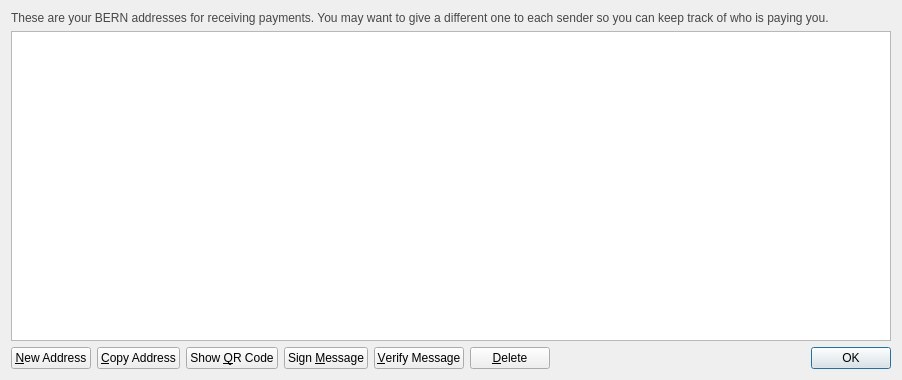
Before: the Qt Designer form src/qt/forms/addressbookpage.ui in BERNiecoin/BERNcash, drawn with Qt 5.
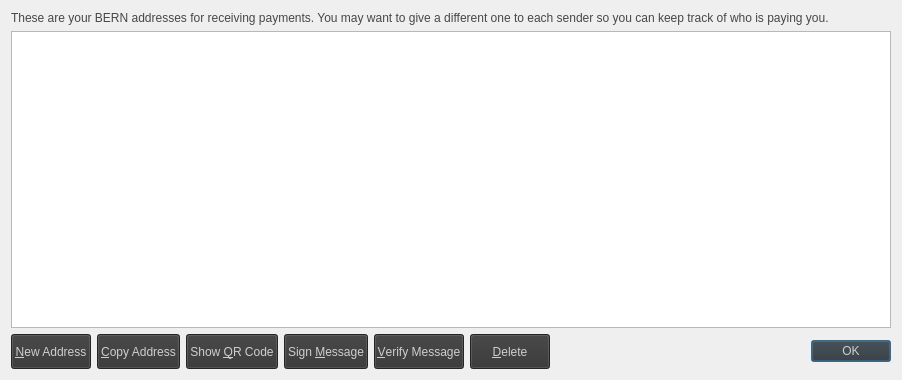
After: the same form once the commit is applied. Icons and pictures are not drawn.

Patch:
```diff
--- a/src/qt/forms/addressbookpage.ui
+++ b/src/qt/forms/addressbookpage.ui
@@ -62,9 +62,18 @@
     <layout class="QHBoxLayout" name="horizontalLayout">
      <item>
       <widget class="QPushButton" name="newAddressButton">
+       <property name="minimumSize">
+        <size>
+         <width>0</width>
+         <height>35</height>
+        </size>
+       </property>
        <property name="toolTip">
         <string>Create a new address</string>
        </property>
+       <property name="styleSheet">
+        <string notr="true">background-color:#333333; color:#cecece;</string>
+       </property>
        <property name="text">
         <string>&amp;New Address</string>
        </property>
@@ -76,9 +85,18 @@
      </item>
      <item>
       <widget class="QPushButton" name="copyToClipboard">
+       <property name="minimumSize">
+        <size>
+         <width>0</width>
+         <height>35</height>
+        </size>
+       </property>
        <property name="toolTip">
         <string>Copy the currently selected address to the system clipboard</string>
        </property>
+       <property name="styleSheet">
+        <string notr="true">background-color:#333333; color:#cecece;</string>
+       </property>
        <property name="text">
         <string>&amp;Copy Address</string>
        </property>
@@ -90,6 +108,15 @@
      </item>
      <item>
       <widget class="QPushButton" name="showQRCode">
+       <property name="minimumSize">
+        <size>
+         <width>0</width>
+         <height>35</height>
+        </size>
+       </property>
+       <property name="styleSheet">
+        <string notr="true">background-color:#333333; color:#cecece;</string>
+       </property>
        <property name="text">
         <string>Show &amp;QR Code</string>
        </property>
@@ -101,8 +128,17 @@
      </item>
      <item>
       <widget class="QPushButton" name="signMessage">
+       <property name="minimumSize">
+        <size>
+         <width>0</width>
+         <height>35</height>
+        </size>
+       </property>
        <property name="toolTip">
-        <string>Sign a message to prove you own a SoleCoin address</string>
+        <string>Sign a message to prove you own a BERN address</string>
+       </property>
+       <property name="styleSheet">
+        <string notr="true">background-color:#333333; color:#cecece;</string>
        </property>
        <property name="text">
         <string>Sign &amp;Message</string>
@@ -115,9 +151,18 @@
      </item>
      <item>
       <widget class="QPushButton" name="verifyMessage">
+       <property name="minimumSize">
+        <size>
+         <width>0</width>
+         <height>35</height>
+        </size>
+       </property>
        <property name="toolTip">
         <string>Verify a message to ensure it was signed with a specified SoleCoin address</string>
        </property>
+       <property name="styleSheet">
+        <string notr="true">background-color:#333333; color:#cecece;</string>
+       </property>
        <property name="text">
         <string>&amp;Verify Message</string>
        </property>
@@ -129,9 +174,18 @@
      </item>
      <item>
       <widget class="QPushButton" name="deleteButton">
+       <property name="minimumSize">
+        <size>
+         <width>0</width>
+         <height>35</height>
+        </size>
+       </property>
        <property name="toolTip">
         <string>Delete the currently selected address from the list</string>
        </property>
+       <property name="styleSheet">
+        <string notr="true">background-color:#333333; color:#cecece;</string>
+       </property>
        <property name="text">
         <string>&amp;Delete</string>
        </property>
@@ -162,6 +216,15 @@
          <verstretch>0</verstretch>
         </sizepolicy>
        </property>
+       <property name="minimumSize">
+        <size>
+         <width>0</width>
+         <height>35</height>
+        </size>
+       </property>
+       <property name="styleSheet">
+        <string notr="true">background-color:#333333; color:#cecece;</string>
+       </property>
        <property name="standardButtons">
         <set>QDialogButtonBox::Ok</set>
        </property>
```
